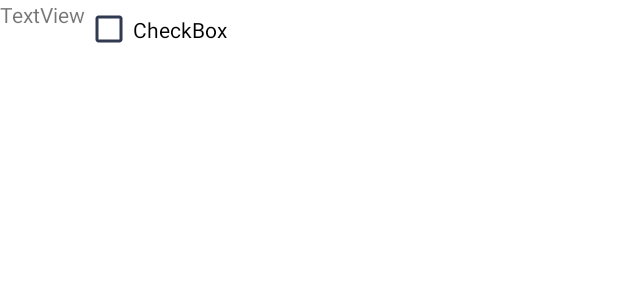
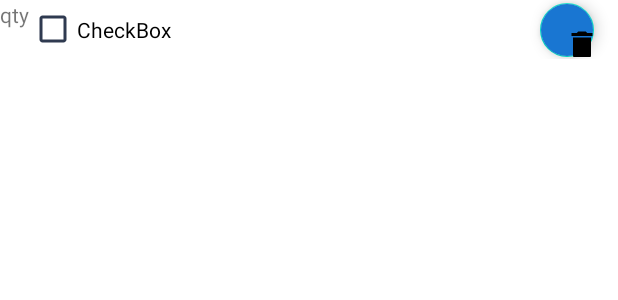
Before and after one commit to AtmaWPN/final-project, an Android app: the layout todo_item.xml on its own in the app's theme, with its tools: preview values and no code run, on a phone screen of 412 x 824 dp. Shown: the top 300 px of the screen. Run offline under Robolectric (Android 15) with nearby library versions, the phone set to English and light mode, and no system bars.

Commit message:
did stuff

```diff
--- a/app/src/main/java/com/usu/todosapplication/model/AppDatabase.java
+++ b/app/src/main/java/com/usu/todosapplication/model/AppDatabase.java
@@ -3,6 +3,7 @@ package com.usu.todosapplication.model;
 import androidx.room.Database;
 import androidx.room.RoomDatabase;
 
+
 @Database(entities = {Todo.class}, version = 1)
 public abstract class AppDatabase extends RoomDatabase {
     public abstract TodosDao getTodosDao();
--- a/app/src/main/java/com/usu/todosapplication/model/TodosDao.java
+++ b/app/src/main/java/com/usu/todosapplication/model/TodosDao.java
@@ -34,4 +34,5 @@ public interface TodosDao {
 
     @Delete
     public void deleteTodo(Todo todo);
+
 }
--- a/app/src/main/java/com/usu/todosapplication/view/TodosFragment.java
+++ b/app/src/main/java/com/usu/todosapplication/view/TodosFragment.java
@@ -44,7 +44,7 @@ public class TodosFragment extends Fragment {
         RecyclerView recyclerView = view.findViewById(R.id.recyclerView);
         recyclerView.setAdapter(new TodosAdapter(viewModel.getTodos(), (todo) -> {
             viewModel.toggleTodoStatus(todo);
-        }));
+        }, (todo) -> viewModel.Delete(todo) ));
         recyclerView.setLayoutManager(new LinearLayoutManager(getContext()));
         return view;
     }
--- a/app/src/main/java/com/usu/todosapplication/viewmodel/TodosViewModel.java
+++ b/app/src/main/java/com/usu/todosapplication/viewmodel/TodosViewModel.java
@@ -49,8 +49,8 @@ public class TodosViewModel extends ViewModel {
             }, 3000);
         });
     }
-//    public void Delete(Todo todo){
-//        repository.deleteTodo();
-//    }
+    public void Delete(Todo todo){
+        repository.deleteTodo(todo);
+    }
 
 }
--- /dev/null
+++ b/app/src/main/res/drawable/ic_baseline_delete_24.xml
@@ -0,0 +1,5 @@
+<vector android:height="24dp" android:tint="#FF0000"
+    android:viewportHeight="24" android:viewportWidth="24"
+    android:width="24dp" xmlns:android="http://schemas.android.com/apk/res/android">
+    <path android:fillColor="@android:color/white" android:pathData="M6,19c0,1.1 0.9,2 2,2h8c1.1,0 2,-0.9 2,-2V7H6v12zM19,4h-3.5l-1,-1h-5l-1,1H5v2h14V4z"/>
+</vector>
--- a/app/src/main/res/drawable/ic_baseline_remove_shopping_cart_24.xml
+++ /dev/null
@@ -1,5 +0,0 @@
-<vector android:height="24dp" android:tint="#FFFFFF"
-    android:viewportHeight="24" android:viewportWidth="24"
-    android:width="24dp" xmlns:android="http://schemas.android.com/apk/res/android">
-    <path android:fillColor="@android:color/white" android:pathData="M22.73,22.73L2.77,2.77 2,2l-0.73,-0.73L0,2.54l4.39,4.39 2.21,4.66 -1.35,2.45c-0.16,0.28 -0.25,0.61 -0.25,0.96 0,1.1 0.9,2 2,2h7.46l1.38,1.38c-0.5,0.36 -0.83,0.95 -0.83,1.62 0,1.1 0.89,2 1.99,2 0.67,0 1.26,-0.33 1.62,-0.84L21.46,24l1.27,-1.27zM7.42,15c-0.14,0 -0.25,-0.11 -0.25,-0.25l0.03,-0.12 0.9,-1.63h2.36l2,2L7.42,15zM15.55,13c0.75,0 1.41,-0.41 1.75,-1.03l3.58,-6.49c0.08,-0.14 0.12,-0.31 0.12,-0.48 0,-0.55 -0.45,-1 -1,-1L6.54,4l9.01,9zM7,18c-1.1,0 -1.99,0.9 -1.99,2S5.9,22 7,22s2,-0.9 2,-2 -0.9,-2 -2,-2z"/>
-</vector>
--- a/app/src/main/res/layout/todo_item.xml
+++ b/app/src/main/res/layout/todo_item.xml
@@ -3,24 +3,37 @@
     xmlns:app="http://schemas.android.com/apk/res-auto"
     xmlns:tools="http://schemas.android.com/tools"
     android:layout_width="match_parent"
-    android:layout_height="wrap_content">
+    android:layout_height="39dp">
 
     <CheckBox
         android:id="@+id/checkBox"
-        android:layout_width="wrap_content"
+        android:layout_width="0dp"
         android:layout_height="39dp"
         android:buttonTint="@color/blue"
         android:text="CheckBox"
         app:layout_constraintBottom_toBottomOf="parent"
-        app:layout_constraintStart_toEndOf="@+id/textView4" />
+        app:layout_constraintStart_toEndOf="@+id/quantityText" />
 
     <TextView
-        android:id="@+id/textView4"
+        android:id="@+id/quantityText"
         android:layout_width="wrap_content"
         android:layout_height="39dp"
-        android:text="TextView"
+        android:text="qty"
         app:layout_constraintBottom_toBottomOf="parent"
         app:layout_constraintStart_toStartOf="parent"
-        app:layout_constraintTop_toTopOf="parent" />
+        app:layout_constraintTop_toTopOf="parent"
+        app:layout_constraintVertical_bias="1.0" />
+
+    <com.google.android.material.floatingactionbutton.FloatingActionButton
+        android:id="@+id/deleteTodo"
+        android:layout_width="36dp"
+        android:layout_height="36dp"
+        android:layout_marginEnd="16dp"
+        android:backgroundTint="#1976D2"
+        android:clickable="true"
+        app:layout_constraintBottom_toBottomOf="parent"
+        app:layout_constraintEnd_toEndOf="parent"
+        app:layout_constraintTop_toTopOf="parent"
+        app:srcCompat="@drawable/ic_baseline_delete_24" />
 
 </androidx.constraintlayout.widget.ConstraintLayout>
```
Also changed, not shown: app/src/main/java/com/usu/todosapplication/repository/TodosRepository.java (+15 -10 lines), app/src/main/java/com/usu/todosapplication/view/TodosAdapter.java (+10 -5 lines), app/src/main/res/layout/fragment_todos_fragment.xml (+0 -14 lines).
